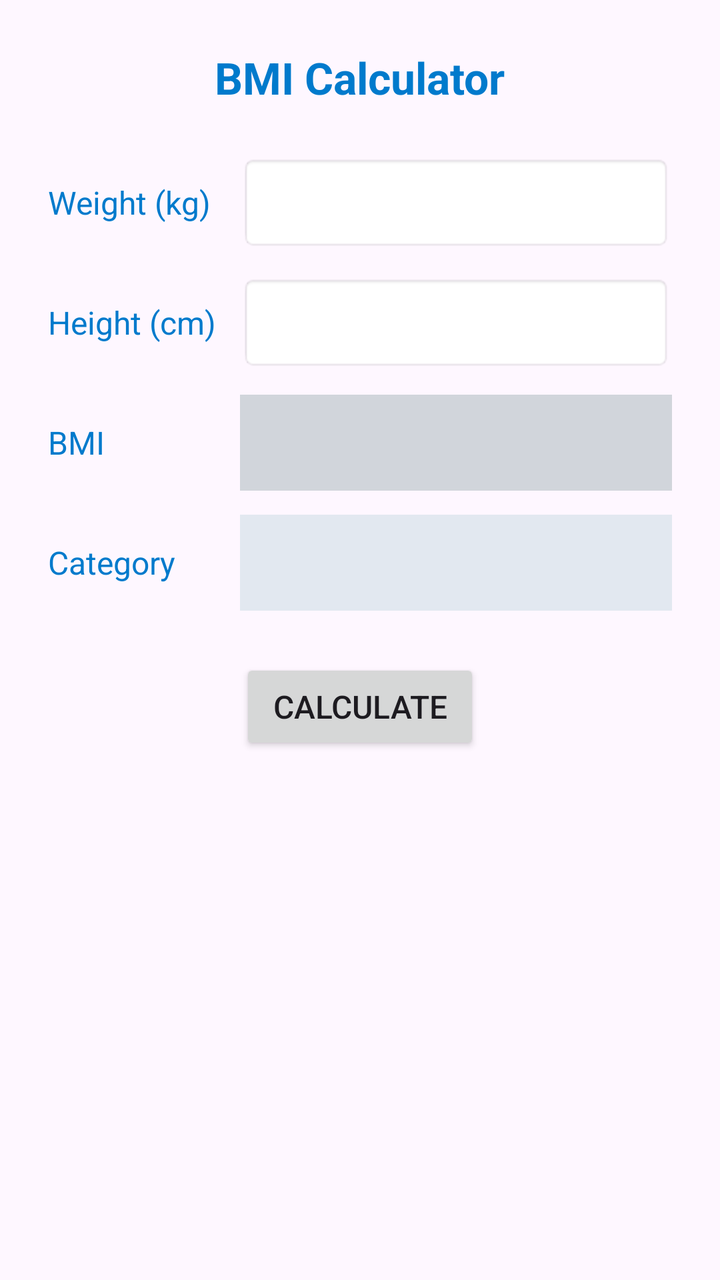
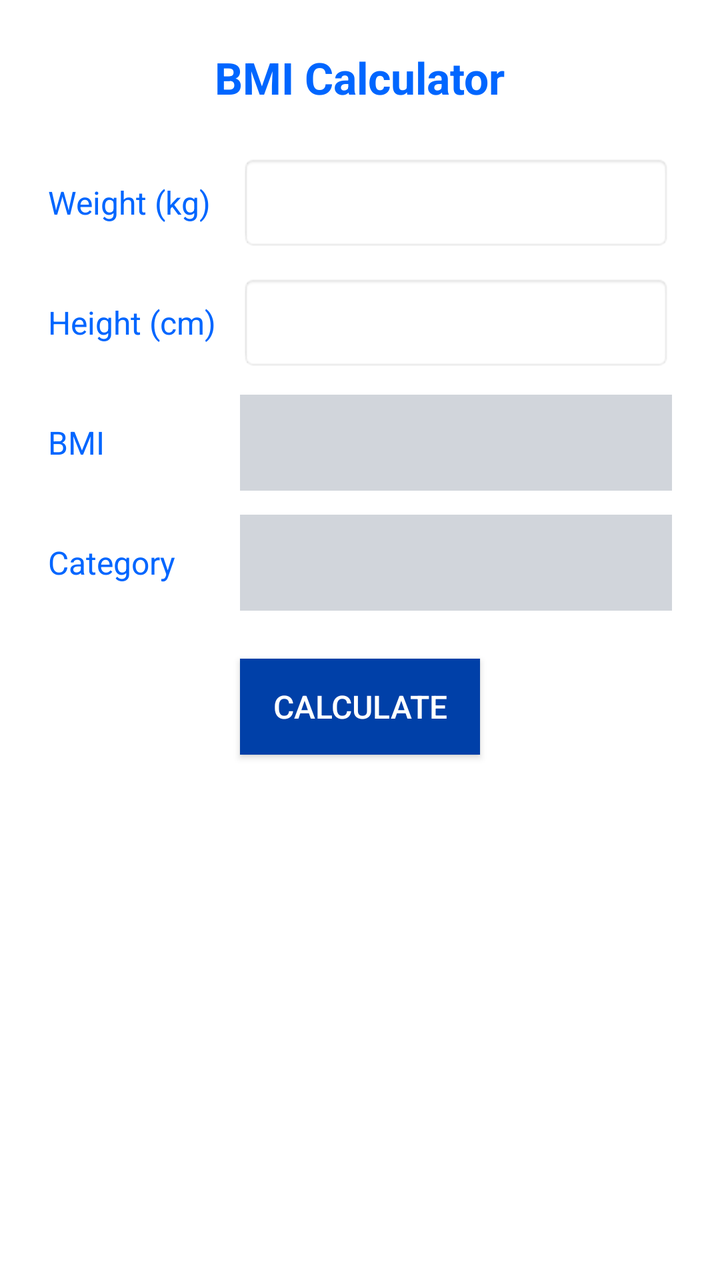

Two renders of the same Android screen: before a commit and after it. Below are the layout's source before the change and the commit's diff.
<!-- AndroidManifest.xml: application theme Theme.MyApplication -->
<!-- res/layout/activity_main.xml -->
<?xml version="1.0" encoding="utf-8"?>
<ScrollView xmlns:android="http://schemas.android.com/apk/res/android"
xmlns:tools="http://schemas.android.com/tools"
android:id="@+id/main"
android:layout_width="match_parent"
android:layout_height="match_parent"
android:fillViewport="true"
android:padding="@dimen/layout_padding"
tools:context=".MainActivity">

<LinearLayout
    android:layout_width="match_parent"
    android:layout_height="wrap_content"
    android:gravity="center_horizontal"
    android:orientation="vertical">

    
    <TextView
        android:id="@+id/tvTitle"
        android:layout_width="wrap_content"
        android:layout_height="wrap_content"
        android:layout_marginBottom="@dimen/spacing_large"
        android:text="@string/app_title"
        android:textColor="#007ACC"
        android:textSize="@dimen/text_size_title"
        android:textStyle="bold" />

    
    <TableLayout
        android:layout_width="match_parent"
        android:layout_height="wrap_content"
        android:stretchColumns="1">

        
        <TableRow
            android:layout_width="match_parent"
            android:layout_height="wrap_content"
            android:gravity="center_vertical"
            android:paddingBottom="@dimen/row_spacing">

            <TextView
                android:id="@+id/tvWeightLabel"
                android:layout_width="wrap_content"
                android:layout_height="wrap_content"
                android:labelFor="@+id/etWeight"
                android:paddingStart="0dp"
                android:paddingEnd="@dimen/row_spacing"
                android:text="@string/label_weight"
                android:textColor="#007ACC"
                android:textSize="@dimen/text_size_body" />

            <EditText
                android:id="@+id/etWeight"
                android:layout_width="match_parent"
                android:layout_height="@dimen/input_field_height"
                android:background="@android:drawable/editbox_background_normal"
                android:gravity="center"
                android:importantForAutofill="no"
                android:inputType="numberDecimal"
                android:textSize="@dimen/text_size_body" />
        </TableRow>

        
        <TableRow
            android:layout_width="match_parent"
            android:layout_height="wrap_content"
            android:gravity="center_vertical"
            android:paddingBottom="@dimen/row_spacing">

            <TextView
                android:id="@+id/tvHeightLabel"
                android:layout_width="wrap_content"
                android:layout_height="wrap_content"
                android:labelFor="@+id/etHeight"
                android:paddingStart="0dp"
                android:paddingEnd="@dimen/row_spacing"
                android:text="@string/label_height"
                android:textColor="#007ACC"
                android:textSize="@dimen/text_size_body" />

            <EditText
                android:id="@+id/etHeight"
                android:layout_width="match_parent"
                android:layout_height="@dimen/input_field_height"
                android:background="@android:drawable/editbox_background_normal"
                android:gravity="center"
                android:importantForAutofill="no"
                android:inputType="numberDecimal"
                android:textSize="@dimen/text_size_body" />
        </TableRow>

        
        <TableRow
            android:layout_width="match_parent"
            android:layout_height="wrap_content"
            android:gravity="center_vertical"
            android:paddingBottom="@dimen/row_spacing">

            <TextView
                android:id="@+id/tvBmiLabel"
                android:layout_width="wrap_content"
                android:layout_height="wrap_content"
                android:paddingStart="0dp"
                android:paddingEnd="@dimen/row_spacing"
                android:text="@string/label_bmi"
                android:textColor="#007ACC"
                android:textSize="@dimen/text_size_body" />

            <TextView
                android:id="@+id/tvBmiResult"
                android:layout_width="match_parent"
                android:layout_height="@dimen/input_field_height"
                android:background="#D1D5DB"
                android:gravity="center"
                android:textColor="#000000"
                android:textSize="@dimen/text_size_body" />
        </TableRow>

        
        <TableRow
            android:layout_width="match_parent"
            android:layout_height="wrap_content"
            android:gravity="center_vertical"
            android:paddingBottom="@dimen/spacing_large">

            <TextView
                android:id="@+id/tvCategoryLabel"
                android:layout_width="wrap_content"
                android:layout_height="wrap_content"
                android:paddingStart="0dp"
                android:paddingEnd="@dimen/row_spacing"
                android:text="@string/label_category"
                android:textColor="#007ACC"
                android:textSize="@dimen/text_size_body" />

            <TextView
                android:id="@+id/tvCategoryResult"
                android:layout_width="match_parent"
                android:layout_height="@dimen/input_field_height"
                android:background="#E2E8F0"
                android:gravity="center"
                android:textColor="#000000"
                android:textSize="@dimen/text_size_body" />
        </TableRow>
    </TableLayout>

    
    <Button
        android:id="@+id/btnCalculate"
        android:layout_width="wrap_content"
        android:layout_height="wrap_content"
        android:minWidth="@dimen/button_min_width"
        android:text="@string/btn_calculate"
        android:textSize="@dimen/text_size_body" />

</LinearLayout>
</ScrollView>
<!-- resources referenced by this layout -->
<resources>
  <dimen name="button_min_width">120dp</dimen>
  <dimen name="input_field_height">48dp</dimen>
  <dimen name="layout_padding">24dp</dimen>
  <dimen name="row_spacing">12dp</dimen>
  <dimen name="spacing_large">24dp</dimen>
  <dimen name="text_size_body">16sp</dimen>
  <dimen name="text_size_title">22sp</dimen>
  <string name="app_title">BMI Calculator</string>
  <string name="btn_calculate">Calculate</string>
  <string name="label_bmi">BMI</string>
  <string name="label_category">Category</string>
  <string name="label_height">Height (cm)</string>
  <string name="label_weight">Weight (kg)</string>
  <style name="Theme.MyApplication" parent="Base.Theme.MyApplication" />
  <style name="Base.Theme.MyApplication" parent="Theme.Material3.DayNight.NoActionBar">
          
          
      </style>
</resources>

<!-- the commit's change to res/layout/activity_main.xml (unified diff, before → after) -->
@@ -1,157 +1,165 @@
 <?xml version="1.0" encoding="utf-8"?>
 <ScrollView xmlns:android="http://schemas.android.com/apk/res/android"
-xmlns:tools="http://schemas.android.com/tools"
-android:id="@+id/main"
-android:layout_width="match_parent"
-android:layout_height="match_parent"
-android:fillViewport="true"
-android:padding="@dimen/layout_padding"
-tools:context=".MainActivity">
+    xmlns:tools="http://schemas.android.com/tools"
+    android:id="@+id/main"
+    android:layout_width="match_parent"
+    android:layout_height="match_parent"
+    android:fillViewport="true"
+    android:padding="24dp"
+    tools:context=".MainActivity">
 
-<LinearLayout
-    android:layout_width="match_parent"
-    android:layout_height="wrap_content"
-    android:gravity="center_horizontal"
-    android:orientation="vertical">
-
-    
-    <TextView
-        android:id="@+id/tvTitle"
-        android:layout_width="wrap_content"
-        android:layout_height="wrap_content"
-        android:layout_marginBottom="@dimen/spacing_large"
-        android:text="@string/app_title"
-        android:textColor="#007ACC"
-        android:textSize="@dimen/text_size_title"
-        android:textStyle="bold" />
-
-    
-    <TableLayout
+    <LinearLayout
         android:layout_width="match_parent"
         android:layout_height="wrap_content"
-        android:stretchColumns="1">
+        android:gravity="center_horizontal"
+        android:background="?attr/android:colorBackground"
+        android:orientation="vertical">
+
 
         
-        <TableRow
+        <TextView
+            android:id="@+id/tvTitle"
+            android:layout_width="wrap_content"
+            android:layout_height="wrap_content"
+            android:layout_marginBottom="24dp"
+            android:text="@string/app_title"
+            android:textColor="?attr/colorPrimary"
+            android:textSize="22sp"
+            android:textStyle="bold" />
+
+        
+        <TableLayout
             android:layout_width="match_parent"
             android:layout_height="wrap_content"
-            android:gravity="center_vertical"
-            android:paddingBottom="@dimen/row_spacing">
+            android:stretchColumns="1">
 
-            <TextView
-                android:id="@+id/tvWeightLabel"
-                android:layout_width="wrap_content"
+            
+            <TableRow
+                android:layout_width="match_parent"
                 android:layout_height="wrap_content"
-                android:labelFor="@+id/etWeight"
-                android:paddingStart="0dp"
-                android:paddingEnd="@dimen/row_spacing"
-                android:text="@string/label_weight"
-                android:textColor="#007ACC"
-                android:textSize="@dimen/text_size_body" />
+                android:gravity="center_vertical"
+                android:paddingBottom="12dp">
 
-            <EditText
-                android:id="@+id/etWeight"
+                <TextView
+                    android:id="@+id/tvWeightLabel"
+                    android:layout_width="wrap_content"
+                    android:layout_height="wrap_content"
+                    android:labelFor="@+id/etWeight"
+                    android:paddingStart="0dp"
+                    android:paddingEnd="12dp"
+                    android:text="@string/label_weight"
+                    android:textColor="?attr/colorPrimary"
+                    android:textSize="16sp" />
+
+                <EditText
+                    android:id="@+id/etWeight"
+                    android:layout_width="match_parent"
+                    android:layout_height="48dp"
+                    android:background="@android:drawable/editbox_background_normal"
+                    android:gravity="center"
+                    android:importantForAutofill="no"
+                    android:inputType="numberDecimal"
+                    android:textColor="?attr/colorPrimary"
+                    android:textSize="16sp" />
+            </TableRow>
+
+            
+            <TableRow
                 android:layout_width="match_parent"
-                android:layout_height="@dimen/input_field_height"
-                android:background="@android:drawable/editbox_background_normal"
-                android:gravity="center"
-                android:importantForAutofill="no"
-                android:inputType="numberDecimal"
-                android:textSize="@dimen/text_size_body" />
-        </TableRow>
+                android:layout_height="wrap_content"
+                android:gravity="center_vertical"
+                android:paddingBottom="12dp">
+
+                <TextView
+                    android:id="@+id/tvHeightLabel"
+                    android:layout_width="wrap_content"
+                    android:layout_height="wrap_content"
+                    android:labelFor="@+id/etHeight"
+                    android:paddingStart="0dp"
+                    android:paddingEnd="12dp"
+                    android:text="@string/label_height"
+                    android:textColor="?attr/colorPrimary"
+                    android:textSize="16sp" />
+
+                <EditText
+                    android:id="@+id/etHeight"
+                    android:layout_width="match_parent"
+                    android:layout_height="48dp"
+                    android:background="@android:drawable/editbox_background_normal"
+                    android:gravity="center"
+                    android:importantForAutofill="no"
+                    android:inputType="numberDecimal"
+                    android:textColor="?attr/colorPrimary"
+                    android:textSize="16sp" />
+            </TableRow>
+
+            
+            <TableRow
+                android:layout_width="match_parent"
+                android:layout_height="wrap_content"
+                android:gravity="center_vertical"
+                android:paddingBottom="12dp">
+
+                <TextView
+                    android:id="@+id/tvBmiLabel"
+                    android:layout_width="wrap_content"
+                    android:layout_height="wrap_content"
+                    android:paddingStart="0dp"
+                    android:paddingEnd="12dp"
+                    android:text="@string/label_bmi"
+                    android:textColor="?attr/colorPrimary"
+                    android:textSize="16sp" />
+
+                <TextView
+                    android:id="@+id/tvBmiResult"
+                    android:layout_width="match_parent"
+                    android:layout_height="48dp"
+                    android:background="@color/bg_gray"
+                    android:gravity="center"
+                    android:textColor="?attr/colorPrimary"
+                    android:textSize="16sp" />
+            </TableRow>
+
+            
+            <TableRow
+                android:layout_width="match_parent"
+                android:layout_height="wrap_content"
+                android:gravity="center_vertical"
+                android:paddingBottom="24dp">
+
+                <TextView
+                    android:id="@+id/tvCategoryLabel"
+                    android:layout_width="wrap_content"
+                    android:layout_height="wrap_content"
+                    android:paddingStart="0dp"
+                    android:paddingEnd="12dp"
+                    android:text="@string/label_category"
+                    android:textColor="?attr/colorPrimary"
+                    android:textSize="16sp" />
+
+                <TextView
+                    android:id="@+id/tvCategoryResult"
+                    android:layout_width="match_parent"
+                    android:layout_height="48dp"
+                    android:background="@color/bg_gray"
+                    android:gravity="center"
+                    android:textColor="?attr/colorPrimary"
+                    android:textSize="16sp" />
+            </TableRow>
+        </TableLayout>
 
         
-        <TableRow
-            android:layout_width="match_parent"
+        <Button
+            android:id="@+id/btnCalculate"
+            android:textColor="@color/white_text_button"
+            android:background="@color/button_color"
+            android:layout_width="wrap_content"
             android:layout_height="wrap_content"
-            android:gravity="center_vertical"
-            android:paddingBottom="@dimen/row_spacing">
+            android:minWidth="120dp"
+            android:text="@string/btn_calculate"
+            android:gravity="center"
+            android:textSize="16sp" />
 
-            <TextView
-                android:id="@+id/tvHeightLabel"
-                android:layout_width="wrap_content"
-                android:layout_height="wrap_content"
-                android:labelFor="@+id/etHeight"
-                android:paddingStart="0dp"
-                android:paddingEnd="@dimen/row_spacing"
-                android:text="@string/label_height"
-                android:textColor="#007ACC"
-                android:textSize="@dimen/text_size_body" />
 
-            <EditText
-                android:id="@+id/etHeight"
-                android:layout_width="match_parent"
-                android:layout_height="@dimen/input_field_height"
-                android:background="@android:drawable/editbox_background_normal"
-                android:gravity="center"
-                android:importantForAutofill="no"
-                android:inputType="numberDecimal"
-                android:textSize="@dimen/text_size_body" />
-        </TableRow>
-
-        
-        <TableRow
-            android:layout_width="match_parent"
-            android:layout_height="wrap_content"
-            android:gravity="center_vertical"
-            android:paddingBottom="@dimen/row_spacing">
-
-            <TextView
-                android:id="@+id/tvBmiLabel"
-                android:layout_width="wrap_content"
-                android:layout_height="wrap_content"
-                android:paddingStart="0dp"
-                android:paddingEnd="@dimen/row_spacing"
-                android:text="@string/label_bmi"
-                android:textColor="#007ACC"
-                android:textSize="@dimen/text_size_body" />
-
-            <TextView
-                android:id="@+id/tvBmiResult"
-                android:layout_width="match_parent"
-                android:layout_height="@dimen/input_field_height"
-                android:background="#D1D5DB"
-                android:gravity="center"
-                android:textColor="#000000"
-                android:textSize="@dimen/text_size_body" />
-        </TableRow>
-
-        
-        <TableRow
-            android:layout_width="match_parent"
-            android:layout_height="wrap_content"
-            android:gravity="center_vertical"
-            android:paddingBottom="@dimen/spacing_large">
-
-            <TextView
-                android:id="@+id/tvCategoryLabel"
-                android:layout_width="wrap_content"
-                android:layout_height="wrap_content"
-                android:paddingStart="0dp"
-                android:paddingEnd="@dimen/row_spacing"
-                android:text="@string/label_category"
-                android:textColor="#007ACC"
-                android:textSize="@dimen/text_size_body" />
-
-            <TextView
-                android:id="@+id/tvCategoryResult"
-                android:layout_width="match_parent"
-                android:layout_height="@dimen/input_field_height"
-                android:background="#E2E8F0"
-                android:gravity="center"
-                android:textColor="#000000"
-                android:textSize="@dimen/text_size_body" />
-        </TableRow>
-    </TableLayout>
-
-    
-    <Button
-        android:id="@+id/btnCalculate"
-        android:layout_width="wrap_content"
-        android:layout_height="wrap_content"
-        android:minWidth="@dimen/button_min_width"
-        android:text="@string/btn_calculate"
-        android:textSize="@dimen/text_size_body" />
-
-</LinearLayout>
+    </LinearLayout>
 </ScrollView>
<!-- resource entries referenced after the edit -->
@@ -1,12 +1,8 @@
 <!-- resources referenced by this layout -->
 <resources>
-  <dimen name="button_min_width">120dp</dimen>
-  <dimen name="input_field_height">48dp</dimen>
-  <dimen name="layout_padding">24dp</dimen>
-  <dimen name="row_spacing">12dp</dimen>
-  <dimen name="spacing_large">24dp</dimen>
-  <dimen name="text_size_body">16sp</dimen>
-  <dimen name="text_size_title">22sp</dimen>
+  <color name="bg_gray">#D1D5DB</color>
+  <color name="button_color">#0040A8</color>
+  <color name="white_text_button">#FFFFFF</color>
   <string name="app_title">BMI Calculator</string>
   <string name="btn_calculate">Calculate</string>
   <string name="label_bmi">BMI</string>
@@ -15,8 +11,10 @@
   <string name="label_weight">Weight (kg)</string>
   <style name="Theme.MyApplication" parent="Base.Theme.MyApplication" />
   <style name="Base.Theme.MyApplication" parent="Theme.Material3.DayNight.NoActionBar">
-          
-          
+          <item name="colorPrimary">@color/brand_blue</item>
+          <item name="android:colorBackground">@color/bg_light</item>
       </style>
+  <color name="brand_blue">#0066FF</color>
+  <color name="bg_light">#FFFFFF</color>
 </resources>
 
